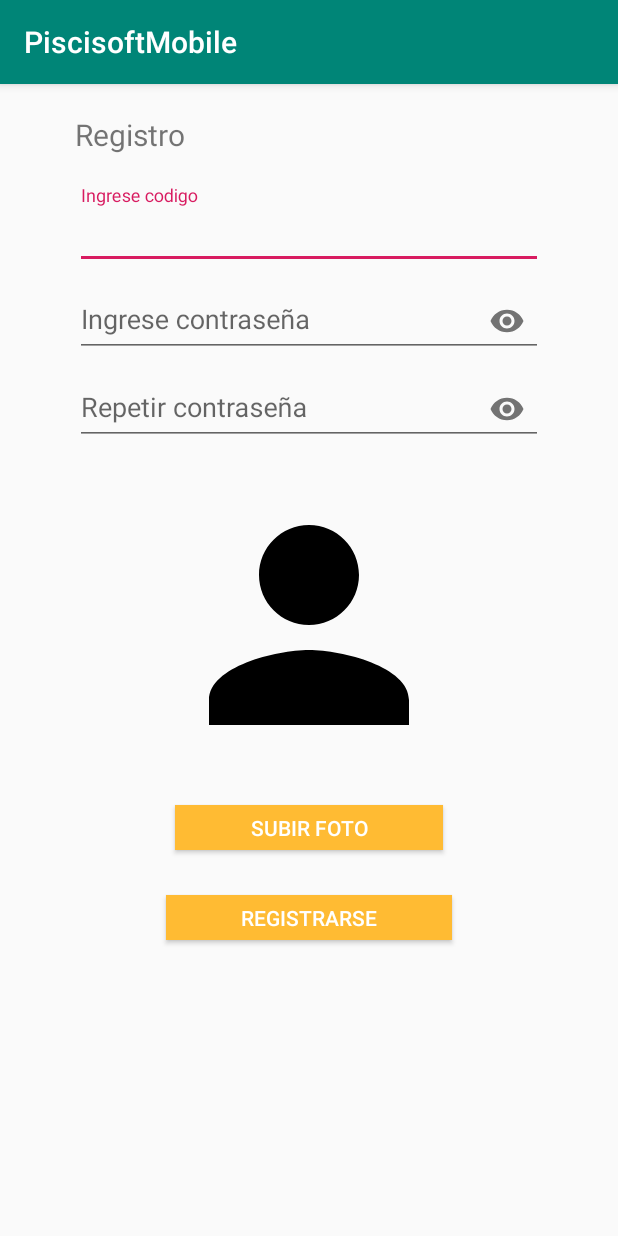
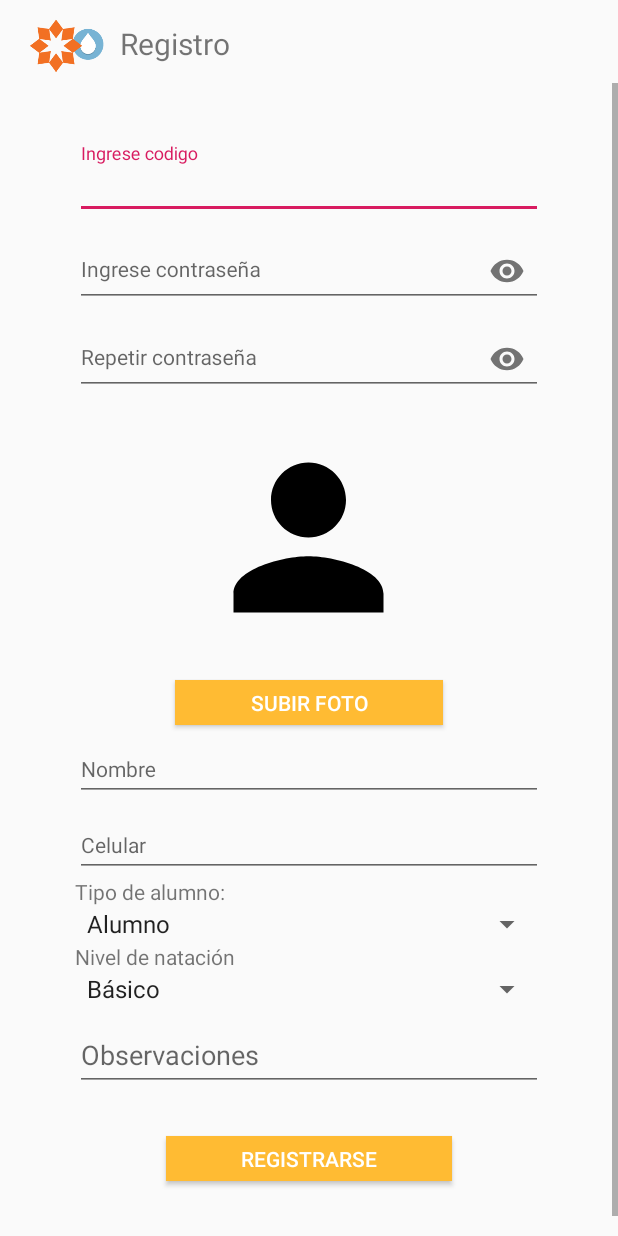
Before and after one commit to Giancarlo987/PisciSoft, an Android app: the RegistroActivity screen opened directly, with no data from a screen before it, on a phone screen of 412 x 824 dp. Run offline under Robolectric (Android 15) with nearby library versions, the phone set to English and light mode, and no system bars; our stand-ins replace Firebase (no records; nobody signed in at launch, a user with empty details on screens opened directly).

Commit message:
Registro con todos los parámetros
Faltan algunas restricciones

```diff
--- a/PiscisoftMobile/app/build.gradle
+++ b/PiscisoftMobile/app/build.gradle
@@ -45,4 +45,5 @@ dependencies {
     androidTestImplementation 'androidx.test.espresso:espresso-core:3.2.0'
     implementation 'com.android.support:multidex:1.0.3'
     implementation 'com.google.firebase:firebase-storage:18.1.1'
+    implementation 'com.squareup.picasso:picasso:2.71828'
 }
--- a/PiscisoftMobile/app/src/main/AndroidManifest.xml
+++ b/PiscisoftMobile/app/src/main/AndroidManifest.xml
@@ -12,7 +12,7 @@
         <activity
             android:name=".ModificarActivity"
             android:label="@string/title_activity_modificar"
-            android:theme="@style/AppTheme.NoActionBar"></activity>
+            android:theme="@style/AppTheme.NoActionBar" ></activity>
         <activity
             android:name=".SesionActivity"
             android:label="@string/title_activity_sesion"/>
--- a/PiscisoftMobile/app/src/main/java/com/example/piscisoftmobile/HistorialFragment.kt
+++ b/PiscisoftMobile/app/src/main/java/com/example/piscisoftmobile/HistorialFragment.kt
@@ -21,11 +21,6 @@ class HistorialFragment : Fragment() {
         val root = inflater.inflate(R.layout.fragment_historial, container, false)
         return root
 
-        val codigo = savedInstanceState?.get("codigo")
-        val sharedPreferences : SharedPreferences = requireActivity().getSharedPreferences("login",
-            Context.MODE_PRIVATE)
-        var userID = sharedPreferences.getString("userID","")
-        Toast.makeText( context, userID, Toast.LENGTH_SHORT).show()
 
     }
 }
--- a/PiscisoftMobile/app/src/main/java/com/example/piscisoftmobile/MainActivity.kt
+++ b/PiscisoftMobile/app/src/main/java/com/example/piscisoftmobile/MainActivity.kt
@@ -58,7 +58,7 @@ class MainActivity : AppCompatActivity() {
                     editor.putString("userID",codigo)
                     editor.apply()
 
-                    irPerfil(codigo)
+                    irPerfil()
 
                 } else {
                     Toast.makeText(this, "Usuario y/o contraseña incorrectos", Toast.LENGTH_SHORT).show()
@@ -70,7 +70,7 @@ class MainActivity : AppCompatActivity() {
 
     }
 
-    private fun irPerfil(codigo:String){
+    private fun irPerfil(){
 
         val intent = Intent()
         intent.setClass(this, SesionActivity::class.java)
--- a/PiscisoftMobile/app/src/main/java/com/example/piscisoftmobile/PerfilFragment.kt
+++ b/PiscisoftMobile/app/src/main/java/com/example/piscisoftmobile/PerfilFragment.kt
@@ -15,7 +15,9 @@ import android.widget.Toast
 import androidx.fragment.app.Fragment
 import com.example.piscisoftmobile.Model.Usuario
 import com.google.firebase.firestore.FirebaseFirestore
+import com.squareup.picasso.Picasso
 import kotlinx.android.synthetic.main.fragment_perfil.*
+import java.net.URL
 
 
 class PerfilFragment : Fragment() {
@@ -60,11 +62,13 @@ class PerfilFragment : Fragment() {
                     val usuario = document.toObject(Usuario::class.java)
                     tv_nombre.text = usuario.nombre
                     tv_codigo.text = usuario.codigo
-                    rv_inasistencias.rating = usuario.inasistencias!!.toFloat()
+                    rv_inasistencias.rating = 3 - usuario.inasistencias!!.toFloat()
                     tv_estado.text =  "Estado: ${usuario.estado!!.toUpperCase()}"
                     tv_tipo.text = "Tipo de usuario: ${usuario.tipo}"
                     tv_nivel.text = "Nivel de natación: ${usuario.nivel}"
                     tv_observaciones.text = "Observaciones: ${usuario.observaciones}"
+                    val url = usuario.foto
+                    Picasso.get().load(url).resize(350,350).into(iv_foto)
                 }
             }
             .addOnFailureListener{
--- a/PiscisoftMobile/app/src/main/java/com/example/piscisoftmobile/ReservarFragment.kt
+++ b/PiscisoftMobile/app/src/main/java/com/example/piscisoftmobile/ReservarFragment.kt
@@ -25,12 +25,12 @@ class ReservarFragment : Fragment() {
         val root = inflater.inflate(R.layout.fragment_reservar, container, false)
         val calendarView : CalendarView = root.findViewById(R.id.calendario)
 
-        val btn_prueba: Button = root.findViewById(R.id.btn_prueba)
+        //val btn_prueba: Button = root.findViewById(R.id.btn_prueba)
 
 
         //val btn_modificar: Button = root.findViewById(R.id.btn_modificar)
 
-        val codigo = savedInstanceState?.get("codigo")
+        //val codigo = savedInstanceState?.get("codigo")
         val sharedPreferences : SharedPreferences = requireActivity().getSharedPreferences("login",
             Context.MODE_PRIVATE)
         var userID = sharedPreferences.getString("userID","")
--- a/PiscisoftMobile/app/src/main/res/layout/activity_registro.xml
+++ b/PiscisoftMobile/app/src/main/res/layout/activity_registro.xml
@@ -14,6 +14,30 @@
         tools:layout_editor_absoluteY="348dp"
         android:id="@+id/primero">
 
+        <LinearLayout
+            android:layout_width="match_parent"
+            android:layout_height="wrap_content"
+            android:layout_gravity="top">
+
+            <ImageView
+                android:layout_width="50dp"
+                android:layout_height="50dp"
+                android:layout_marginLeft="20dp"
+                android:layout_marginTop="5dp"
+                android:src="@drawable/logotipo" />
+
+            <TextView
+                android:id="@+id/header_perfil"
+                android:layout_width="match_parent"
+                android:layout_height="wrap_content"
+                android:layout_marginLeft="10dp"
+                android:layout_marginTop="15dp"
+                android:text="Registro"
+                android:textAlignment="gravity"
+                android:textSize="20dp" />
+
+        </LinearLayout>
+
         <ScrollView android:layout_width="match_parent"
             android:layout_height="wrap_content"
             android:layout_gravity="center_horizontal"
@@ -28,12 +52,6 @@
 
                 android:layout_marginHorizontal="50dp">
 
-                <TextView
-                    android:layout_width="match_parent"
-                    android:layout_height="wrap_content"
-                    android:text="Registro"
-                    android:textSize="20sp"/>
-
 
                 <com.google.android.material.textfield.TextInputLayout
                     android:layout_width="match_parent"
@@ -46,7 +64,7 @@
                         android:layout_height="wrap_content"
                         android:hint="Ingrese codigo"
                         android:inputType="text"
-                        android:textSize="18sp"/>
+                        android:textSize="14sp" />
 
                 </com.google.android.material.textfield.TextInputLayout>
 
@@ -62,7 +80,7 @@
                         android:layout_height="wrap_content"
                         android:hint="Ingrese contraseña"
                         android:inputType="textPassword"
-                        android:textSize="18sp"/>
+                        android:textSize="14sp" />
                 </com.google.android.material.textfield.TextInputLayout>
 
 
@@ -77,15 +95,17 @@
                         android:layout_height="wrap_content"
                         android:hint="Repetir contraseña"
                         android:inputType="textPassword"
-                        android:textSize="18sp"/>
+                        android:textSize="14sp" />
                 </com.google.android.material.textfield.TextInputLayout>
 
 
-                <ImageView android:layout_width="200dp" android:layout_height="200dp"
-                    app:srcCompat="@drawable/ic_person_black_24dp"
+                <ImageView
+                    android:id="@+id/iviFoto"
+                    android:layout_width="150dp"
+                    android:layout_height="150dp"
                     android:layout_gravity="center_horizontal"
                     android:layout_marginTop="20dp"
-                    android:id="@+id/iviFoto"/>
+                    app:srcCompat="@drawable/ic_person_black_24dp" />
 
 
                 <Button
@@ -99,6 +119,66 @@
                     android:background="@android:color/holo_orange_light"
                     android:layout_marginTop="20dp"/>
 
+
+                <com.google.android.material.textfield.TextInputLayout
+                    android:layout_width="match_parent"
+                    android:layout_height="match_parent">
+
+                    <com.google.android.material.textfield.TextInputEditText
+                        android:id="@+id/et_nombre"
+                        android:layout_width="match_parent"
+                        android:layout_height="wrap_content"
+                        android:hint="Nombre"
+                        android:textSize="14sp" />
+                </com.google.android.material.textfield.TextInputLayout>
+
+                <com.google.android.material.textfield.TextInputLayout
+                    android:layout_width="match_parent"
+                    android:layout_height="match_parent">
+
+                    <com.google.android.material.textfield.TextInputEditText
+                        android:id="@+id/et_celular"
+                        android:layout_width="match_parent"
+                        android:layout_height="wrap_content"
+                        android:hint="Celular"
+                        android:textSize="14sp" />
+
+                </com.google.android.material.textfield.TextInputLayout>
+
+                <TextView
+                    android:id="@+id/textView"
+                    android:layout_width="match_parent"
+                    android:layout_height="wrap_content"
+                    android:text="Tipo de alumno:" />
+
+                <Spinner
+                    android:id="@+id/s_tipo"
+                    android:layout_width="match_parent"
+                    android:layout_height="wrap_content"
+                    android:entries="@array/tipos" />
+
+                <TextView
+                    android:id="@+id/textView2"
+                    android:layout_width="match_parent"
+                    android:layout_height="wrap_content"
+                    android:text="Nivel de natación" />
+
+                <Spinner
+                    android:id="@+id/s_nivel"
+                    android:layout_width="match_parent"
+                    android:layout_height="wrap_content"
+                    android:entries="@array/niveles" />
+
+                <com.google.android.material.textfield.TextInputLayout
+                    android:layout_width="match_parent"
+                    android:layout_height="match_parent">
+
+                    <com.google.android.material.textfield.TextInputEditText
+                        android:id="@+id/et_observaciones"
+                        android:layout_width="match_parent"
+                        android:layout_height="wrap_content"
+                        android:hint="Observaciones" />
+                </com.google.android.material.textfield.TextInputLayout>
 
                 <Button
                     android:id="@+id/btnRegistrarse"
@@ -129,6 +209,7 @@
                 android:layout_height="match_parent">
 
                 <ProgressBar
+                    style="@android:style/Widget.DeviceDefault.Light.ProgressBar.Small.Inverse"
                     android:layout_width="match_parent"
                     android:layout_height="match_parent"
                     android:layout_centerInParent="true" />
--- a/PiscisoftMobile/app/src/main/res/layout/activity_sesion.xml
+++ b/PiscisoftMobile/app/src/main/res/layout/activity_sesion.xml
@@ -4,7 +4,7 @@
     android:id="@+id/container"
     android:layout_width="match_parent"
     android:layout_height="match_parent"
-    android:paddingTop="?attr/actionBarSize">
+    android:paddingTop="5dp">
 
     <com.google.android.material.bottomnavigation.BottomNavigationView
         android:id="@+id/nav_view"
--- a/PiscisoftMobile/app/src/main/res/values/dimens.xml
+++ b/PiscisoftMobile/app/src/main/res/values/dimens.xml
@@ -1,6 +1,6 @@
 <resources>
     <!-- Default screen margins, per the Android Design guidelines. -->
-    <dimen name="activity_horizontal_margin">16dp</dimen>
-    <dimen name="activity_vertical_margin">16dp</dimen>
-    <dimen name="fab_margin">16dp</dimen>
+    <dimen name="activity_horizontal_margin">0dp</dimen>
+    <dimen name="activity_vertical_margin">0dp</dimen>
+    <dimen name="fab_margin">0dp</dimen>
 </resources>
--- a/PiscisoftMobile/app/src/main/res/values/strings.xml
+++ b/PiscisoftMobile/app/src/main/res/values/strings.xml
@@ -5,4 +5,16 @@
     <string name="title_reservar">Reservar</string>
     <string name="title_historial">Historial</string>
     <string name="title_activity_modificar">ModificarActivity</string>
+
+    <string-array name="tipos">
+        <item>Alumno</item>
+        <item>Trabajador</item>
+        <item>Egresado</item>
+    </string-array>
+
+    <string-array name="niveles">
+        <item>Básico</item>
+        <item>Intermedio</item>
+        <item>Avanzado</item>
+    </string-array>
 </resources>
--- a/PiscisoftMobile/app/src/main/res/values/styles.xml
+++ b/PiscisoftMobile/app/src/main/res/values/styles.xml
@@ -1,7 +1,7 @@
 <resources>
 
     <!-- Base application theme. -->
-    <style name="AppTheme" parent="Theme.AppCompat.Light.DarkActionBar">
+    <style name="AppTheme" parent="Theme.AppCompat.Light.NoActionBar">
         <!-- Customize your theme here. -->
         <item name="colorPrimary">@color/colorPrimary</item>
         <item name="colorPrimaryDark">@color/colorPrimaryDark</item>
@@ -17,4 +17,5 @@
 
     <style name="AppTheme.PopupOverlay" parent="ThemeOverlay.AppCompat.Light" />
 
+
 </resources>
```
Also changed, not shown: PiscisoftMobile/app/src/main/java/com/example/piscisoftmobile/RegistroActivity.kt (+67 -38 lines), PiscisoftMobile/app/src/main/java/com/example/piscisoftmobile/SesionActivity.kt (+1 -8 lines), PiscisoftMobile/app/src/main/res/layout/activity_main.xml (+18 -17 lines), PiscisoftMobile/app/src/main/res/layout/fragment_perfil.xml (+14 -14 lines).
